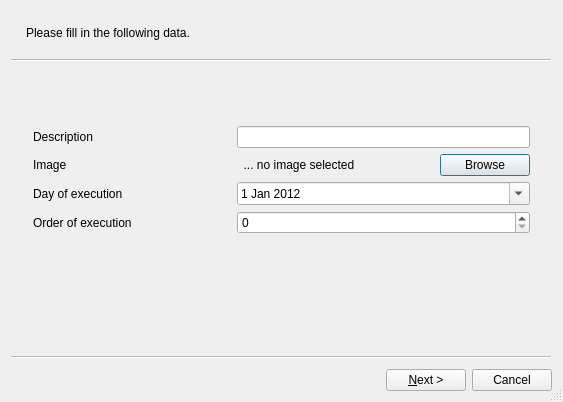
Before: the Qt Designer form caretoyadmin/Scenario_Designer/ct_wizard.ui in luizamici/caretoy, drawn with Qt 5.
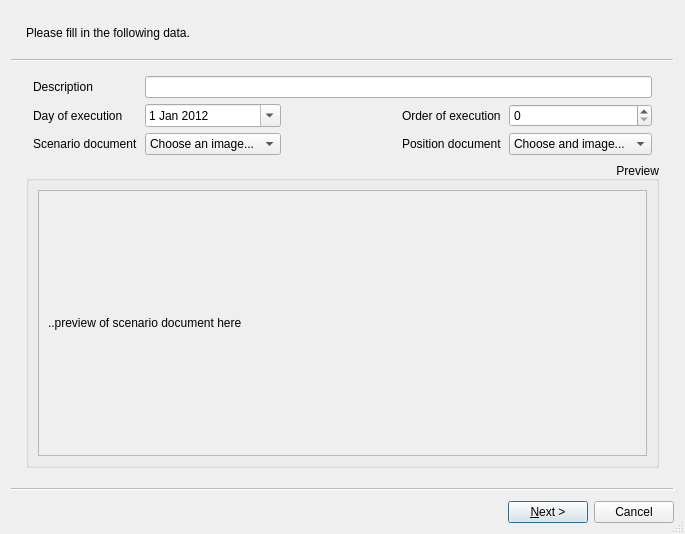
After: the same form once the commit is applied. Custom widgets are drawn as their Qt base class.

Commit message: Fixed the wizard for selecting a Scenarios's document(image) and previewing it.

What changed in the file:
```diff
--- a/caretoyadmin/Scenario_Designer/ct_wizard.ui
+++ b/caretoyadmin/Scenario_Designer/ct_wizard.ui
@@ -6,8 +6,8 @@
    <rect>
     <x>0</x>
     <y>0</y>
-    <width>563</width>
-    <height>402</height>
+    <width>685</width>
+    <height>534</height>
    </rect>
   </property>
   <property name="windowTitle">
@@ -29,22 +29,9 @@
    <attribute name="pageId">
     <string notr="true">0</string>
    </attribute>
-   <layout class="QVBoxLayout" name="verticalLayout" stretch="0,0,1">
+   <layout class="QVBoxLayout" name="verticalLayout_5">
     <item>
-     <spacer name="verticalSpacer">
-      <property name="orientation">
-       <enum>Qt::Vertical</enum>
-      </property>
-      <property name="sizeHint" stdset="0">
-       <size>
-        <width>18</width>
-        <height>50</height>
-       </size>
-      </property>
-     </spacer>
-    </item>
-    <item>
-     <layout class="QGridLayout" name="gridLayout" columnstretch="0,0,0">
+     <layout class="QGridLayout" name="gridLayout" columnstretch="0,0,0,0,0">
       <property name="leftMargin">
        <number>7</number>
       </property>
@@ -54,6 +41,50 @@
       <property name="horizontalSpacing">
        <number>7</number>
       </property>
+      <item row="3" column="2">
+       <spacer name="horizontalSpacer_2">
+        <property name="orientation">
+         <enum>Qt::Horizontal</enum>
+        </property>
+        <property name="sizeHint" stdset="0">
+         <size>
+          <width>40</width>
+          <height>20</height>
+         </size>
+        </property>
+       </spacer>
+      </item>
+      <item row="3" column="3">
+       <widget class="QLabel" name="label_6">
+        <property name="text">
+         <string>Position document</string>
+        </property>
+       </widget>
+      </item>
+      <item row="3" column="1">
+       <widget class="QComboBox" name="qcb_image">
+        <item>
+         <property name="text">
+          <string>Choose an image...</string>
+         </property>
+        </item>
+        <item>
+         <property name="text">
+          <string>scenario_01.png</string>
+         </property>
+        </item>
+        <item>
+         <property name="text">
+          <string>scenario_02.png</string>
+         </property>
+        </item>
+        <item>
+         <property name="text">
+          <string>scenario_03.png</string>
+         </property>
+        </item>
+       </widget>
+      </item>
       <item row="0" column="0">
        <widget class="QLabel" name="label">
         <property name="text">
@@ -61,60 +92,30 @@
         </property>
        </widget>
       </item>
-      <item row="2" column="0">
-       <widget class="QLabel" name="label_2">
-        <property name="text">
-         <string>Day of execution</string>
-        </property>
-       </widget>
-      </item>
       <item row="3" column="0">
-       <widget class="QLabel" name="label_3">
-        <property name="text">
-         <string>Order of execution</string>
-        </property>
-       </widget>
-      </item>
-      <item row="1" column="0">
        <widget class="QLabel" name="label_4">
         <property name="text">
-         <string>Image</string>
+         <string>Scenario document</string>
         </property>
        </widget>
       </item>
-      <item row="1" column="2">
-       <widget class="QPushButton" name="qbt_browse">
-        <property name="sizePolicy">
-         <sizepolicy hsizetype="Minimum" vsizetype="Fixed">
-          <horstretch>0</horstretch>
-          <verstretch>0</verstretch>
-         </sizepolicy>
-        </property>
-        <property name="maximumSize">
-         <size>
-          <width>90</width>
-          <height>16777215</height>
-         </size>
-        </property>
+      <item row="3" column="4">
+       <widget class="QComboBox" name="qcb_image_position">
+        <item>
+         <property name="text">
+          <string>Choose and image...</string>
+         </property>
+        </item>
+       </widget>
+      </item>
+      <item row="1" column="0">
+       <widget class="QLabel" name="label_2">
         <property name="text">
-         <string>Browse</string>
+         <string>Day of execution</string>
         </property>
        </widget>
       </item>
       <item row="1" column="1">
-       <widget class="QLabel" name="ql_image">
-        <property name="text">
-         <string>  ... no image selected</string>
-        </property>
-        <property name="textFormat">
-         <enum>Qt::AutoText</enum>
-        </property>
-       </widget>
-      </item>
-      <item row="0" column="1" colspan="2">
-       <widget class="QLineEdit" name="qle_description"/>
-      </item>
-      <item row="2" column="1" colspan="2">
        <widget class="QDateEdit" name="qde_execution">
         <property name="date">
          <date>
@@ -128,7 +129,17 @@
         </property>
        </widget>
       </item>
-      <item row="3" column="1" colspan="2">
+      <item row="1" column="3">
+       <widget class="QLabel" name="label_3">
+        <property name="text">
+         <string>Order of execution</string>
+        </property>
+       </widget>
+      </item>
+      <item row="0" column="1" colspan="4">
+       <widget class="QLineEdit" name="qle_description"/>
+      </item>
+      <item row="1" column="4">
        <widget class="QSpinBox" name="qsb_execution">
         <property name="minimum">
          <number>0</number>
@@ -138,20 +149,100 @@
         </property>
        </widget>
       </item>
+      <item row="1" column="2">
+       <spacer name="horizontalSpacer">
+        <property name="orientation">
+         <enum>Qt::Horizontal</enum>
+        </property>
+        <property name="sizeHint" stdset="0">
+         <size>
+          <width>40</width>
+          <height>20</height>
+         </size>
+        </property>
+       </spacer>
+      </item>
      </layout>
     </item>
     <item>
-     <spacer name="verticalSpacer_2">
-      <property name="orientation">
-       <enum>Qt::Vertical</enum>
+     <widget class="QGroupBox" name="groupBox_2">
+      <property name="title">
+       <string>Preview</string>
       </property>
-      <property name="sizeHint" stdset="0">
-       <size>
-        <width>20</width>
-        <height>40</height>
-       </size>
+      <property name="alignment">
+       <set>Qt::AlignBottom|Qt::AlignRight|Qt::AlignTrailing</set>
       </property>
-     </spacer>
+      <property name="flat">
+       <bool>false</bool>
+      </property>
+      <layout class="QVBoxLayout" name="verticalLayout_4">
+       <property name="leftMargin">
+        <number>9</number>
+       </property>
+       <item>
+        <widget class="QScrollArea" name="scrollArea">
+         <property name="frameShape">
+          <enum>QFrame::StyledPanel</enum>
+         </property>
+         <property name="frameShadow">
+          <enum>QFrame::Plain</enum>
+         </property>
+         <property name="verticalScrollBarPolicy">
+          <enum>Qt::ScrollBarAsNeeded</enum>
+         </property>
+         <property name="widgetResizable">
+          <bool>true</bool>
+         </property>
+         <widget class="QWidget" name="scrollAreaWidgetContents">
+          <property name="geometry">
+           <rect>
+            <x>0</x>
+            <y>0</y>
+            <width>613</width>
+            <height>247</height>
+           </rect>
+          </property>
+          <property name="sizePolicy">
+           <sizepolicy hsizetype="MinimumExpanding" vsizetype="MinimumExpanding">
+            <horstretch>0</horstretch>
+            <verstretch>0</verstretch>
+           </sizepolicy>
+          </property>
+          <layout class="QVBoxLayout" name="verticalLayout">
+           <item>
+            <widget class="QLabel" name="qle_image">
+             <property name="sizePolicy">
+              <sizepolicy hsizetype="MinimumExpanding" vsizetype="MinimumExpanding">
+               <horstretch>0</horstretch>
+               <verstretch>0</verstretch>
+              </sizepolicy>
+             </property>
+             <property name="minimumSize">
+              <size>
+               <width>211</width>
+               <height>131</height>
+              </size>
+             </property>
+             <property name="text">
+              <string>..preview of scenario document here</string>
+             </property>
+             <property name="scaledContents">
+              <bool>false</bool>
+             </property>
+             <property name="wordWrap">
+              <bool>false</bool>
+             </property>
+             <property name="buddy">
+              <cstring></cstring>
+             </property>
+            </widget>
+           </item>
+          </layout>
+         </widget>
+        </widget>
+       </item>
+      </layout>
+     </widget>
     </item>
    </layout>
   </widget>
```
The commit also changes 5 other files.
